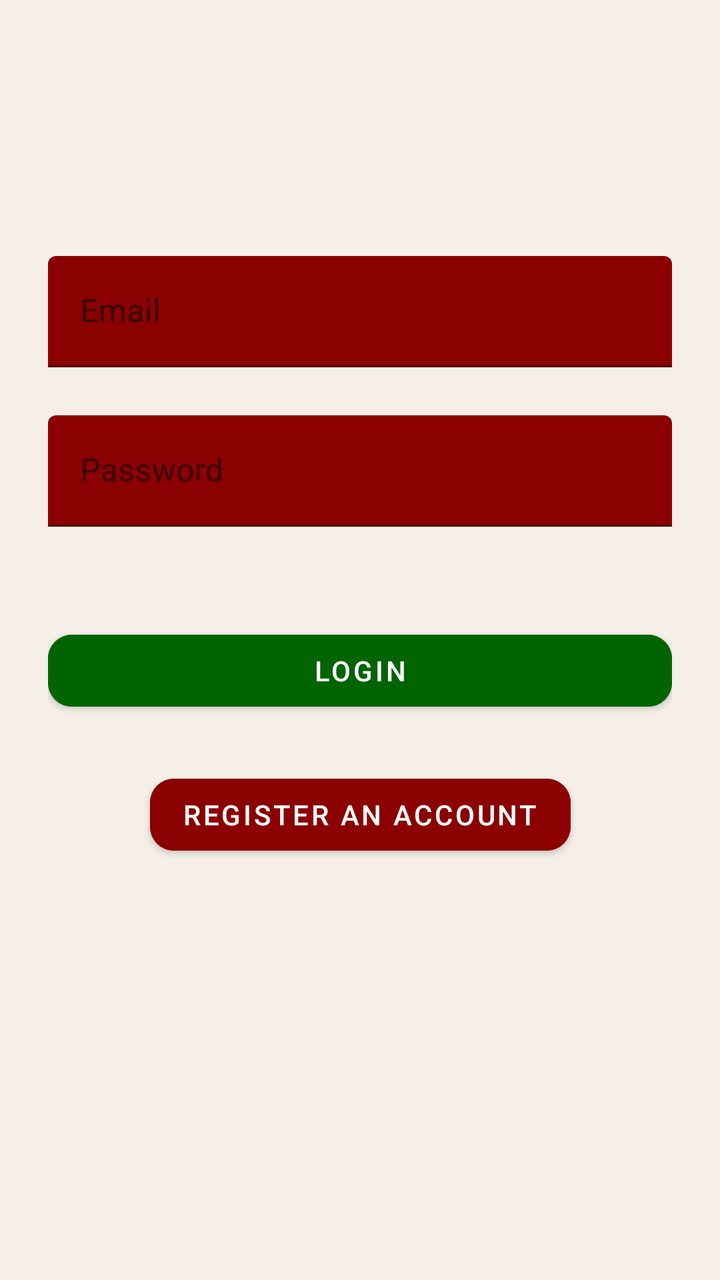
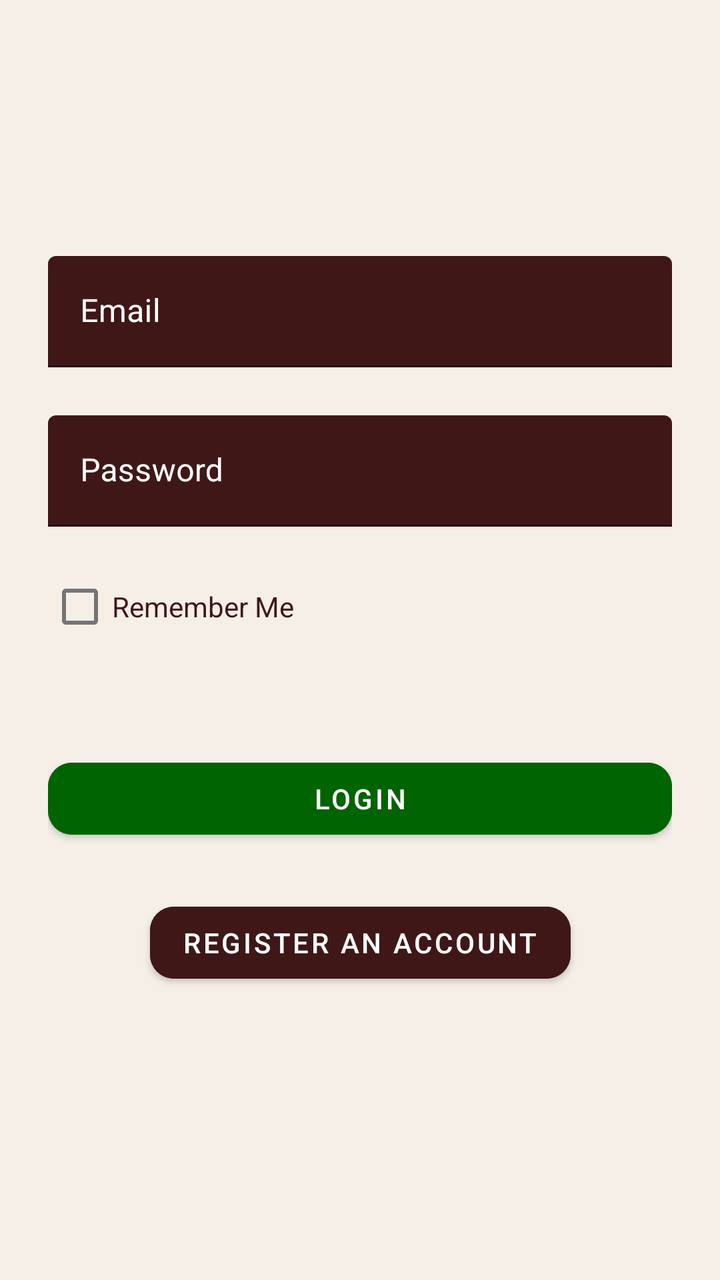

Compare the two renders of this Android layout. The source of the first and the diff that turns it into the second are given below.
<!-- AndroidManifest.xml: application theme Theme.Therapy_app -->
<!-- res/layout/activity_login.xml -->
<?xml version="1.0" encoding="utf-8"?>
<androidx.constraintlayout.widget.ConstraintLayout
    xmlns:android="http://schemas.android.com/apk/res/android"
    xmlns:app="http://schemas.android.com/apk/res-auto"
    android:layout_width="match_parent"
    android:layout_height="match_parent"
    android:background="@color/beige"
    android:padding="24dp">


    <com.google.android.material.appbar.MaterialToolbar
        android:id="@+id/toolbar"
        android:layout_width="0dp"
        android:layout_height="wrap_content"
        android:background="@color/beige"
        android:title="Login"
        android:titleTextColor="@android:color/black"
        app:layout_constraintTop_toTopOf="parent"
        app:layout_constraintStart_toStartOf="parent"
        app:layout_constraintEnd_toEndOf="parent" />

    
    <com.google.android.material.textfield.TextInputLayout
        android:id="@+id/emailLayout"
        android:layout_width="0dp"
        android:layout_height="wrap_content"
        android:layout_marginTop="48dp"
        app:boxBackgroundMode="filled"
        app:boxBackgroundColor="@color/red"
        app:hintTextColor="@color/white"
        app:boxStrokeColor="@color/white"
        app:layout_constraintTop_toBottomOf="@id/toolbar"
        app:layout_constraintStart_toStartOf="parent"
        app:layout_constraintEnd_toEndOf="parent">

        <com.google.android.material.textfield.TextInputEditText
            android:id="@+id/emailEditText"
            android:layout_width="match_parent"
            android:layout_height="wrap_content"
            android:hint="Email"
            android:inputType="textEmailAddress"
            android:textColor="@color/white"
            android:textColorHint="@color/white"
            android:textCursorDrawable="@null"/>
    </com.google.android.material.textfield.TextInputLayout>

    
    <com.google.android.material.textfield.TextInputLayout
        android:id="@+id/passwordLayout"
        android:layout_width="0dp"
        android:layout_height="wrap_content"
        android:layout_marginTop="24dp"
        app:boxBackgroundMode="filled"
        app:boxBackgroundColor="@color/red"
        app:hintTextColor="@color/white"
        app:boxStrokeColor="@color/white"
        app:layout_constraintTop_toBottomOf="@id/emailLayout"
        app:layout_constraintStart_toStartOf="parent"
        app:layout_constraintEnd_toEndOf="parent">

        <com.google.android.material.textfield.TextInputEditText
            android:id="@+id/passwordEditText"
            android:layout_width="match_parent"
            android:layout_height="wrap_content"
            android:hint="Password"
            android:inputType="textPassword"
            android:textColor="@color/white"
            android:textColorHint="@color/white"
            android:textCursorDrawable="@null"/>
    </com.google.android.material.textfield.TextInputLayout>

    
    <com.google.android.material.button.MaterialButton
        android:id="@+id/loginButton"
        android:layout_width="0dp"
        android:layout_height="wrap_content"
        android:layout_marginTop="48dp"
        android:text="Login"
        android:textColor="@color/white"
        android:backgroundTint="@color/green"
        style="@style/Widget.MaterialComponents.Button"
        app:cornerRadius="12dp"
        app:layout_constraintTop_toBottomOf="@id/passwordLayout"
        app:layout_constraintStart_toStartOf="parent"
        app:layout_constraintEnd_toEndOf="parent"/>

    
    <com.google.android.material.button.MaterialButton
        android:id="@+id/btnRegister"
        android:layout_width="wrap_content"
        android:layout_height="wrap_content"
        android:layout_marginTop="24dp"
        android:text="Register an account"
        android:textColor="@color/white"
        android:backgroundTint="@color/red"
        style="@style/Widget.MaterialComponents.Button"
        app:cornerRadius="12dp"
        app:layout_constraintTop_toBottomOf="@id/loginButton"
        app:layout_constraintStart_toStartOf="parent"
        app:layout_constraintEnd_toEndOf="parent"/>

</androidx.constraintlayout.widget.ConstraintLayout>
<!-- resources referenced by this layout -->
<resources>
  <color name="beige">#F5EFE8</color>
  <color name="green">#006400</color>
  <color name="red">#8B0000</color>
  <color name="white">#FFFFFFFF</color>
  <style name="Theme.Therapy_app" parent="Theme.MaterialComponents.DayNight.NoActionBar" />
</resources>

<!-- the commit's change to res/layout/activity_login.xml (unified diff, before → after) -->
@@ -7,14 +7,13 @@
     android:background="@color/beige"
     android:padding="24dp">
 
-
     <com.google.android.material.appbar.MaterialToolbar
         android:id="@+id/toolbar"
         android:layout_width="0dp"
         android:layout_height="wrap_content"
         android:background="@color/beige"
         android:title="Login"
-        android:titleTextColor="@android:color/black"
+        android:titleTextColor="@android:color/white"
         app:layout_constraintTop_toTopOf="parent"
         app:layout_constraintStart_toStartOf="parent"
         app:layout_constraintEnd_toEndOf="parent" />
@@ -26,9 +25,8 @@
         android:layout_height="wrap_content"
         android:layout_marginTop="48dp"
         app:boxBackgroundMode="filled"
-        app:boxBackgroundColor="@color/red"
-        app:hintTextColor="@color/white"
-        app:boxStrokeColor="@color/white"
+        app:boxBackgroundColor="@color/red_dark"
+        app:hintTextColor="@color/hint_colors"
         app:layout_constraintTop_toBottomOf="@id/toolbar"
         app:layout_constraintStart_toStartOf="parent"
         app:layout_constraintEnd_toEndOf="parent">
@@ -51,9 +49,8 @@
         android:layout_height="wrap_content"
         android:layout_marginTop="24dp"
         app:boxBackgroundMode="filled"
-        app:boxBackgroundColor="@color/red"
-        app:hintTextColor="@color/white"
-        app:boxStrokeColor="@color/white"
+        app:boxBackgroundColor="@color/red_dark"
+        app:hintTextColor="@color/hint_colors"
         app:layout_constraintTop_toBottomOf="@id/emailLayout"
         app:layout_constraintStart_toStartOf="parent"
         app:layout_constraintEnd_toEndOf="parent">
@@ -69,7 +66,17 @@
             android:textCursorDrawable="@null"/>
     </com.google.android.material.textfield.TextInputLayout>
 
-    
+    <CheckBox
+        android:id="@+id/rememberMeCheckBox"
+        android:layout_width="wrap_content"
+        android:layout_height="wrap_content"
+        android:text="Remember Me"
+        android:textColor="@color/red_dark"
+        android:layout_marginTop="16dp"
+        app:layout_constraintTop_toBottomOf="@id/passwordLayout"
+        app:layout_constraintStart_toStartOf="parent" />
+
+
     <com.google.android.material.button.MaterialButton
         android:id="@+id/loginButton"
         android:layout_width="0dp"
@@ -78,13 +85,13 @@
         android:text="Login"
         android:textColor="@color/white"
         android:backgroundTint="@color/green"
+        app:rippleColor="@color/light_green"
         style="@style/Widget.MaterialComponents.Button"
         app:cornerRadius="12dp"
-        app:layout_constraintTop_toBottomOf="@id/passwordLayout"
+        app:layout_constraintTop_toBottomOf="@id/rememberMeCheckBox"
         app:layout_constraintStart_toStartOf="parent"
         app:layout_constraintEnd_toEndOf="parent"/>
 
-    
     <com.google.android.material.button.MaterialButton
         android:id="@+id/btnRegister"
         android:layout_width="wrap_content"
@@ -92,7 +99,8 @@
         android:layout_marginTop="24dp"
         android:text="Register an account"
         android:textColor="@color/white"
-        android:backgroundTint="@color/red"
+        android:backgroundTint="@color/red_dark"
+        app:rippleColor="@color/red"
         style="@style/Widget.MaterialComponents.Button"
         app:cornerRadius="12dp"
         app:layout_constraintTop_toBottomOf="@id/loginButton"
<!-- resource entries referenced after the edit -->
@@ -2,8 +2,16 @@
 <resources>
   <color name="beige">#F5EFE8</color>
   <color name="green">#006400</color>
+  <color name="light_green">#88E788</color>
   <color name="red">#8B0000</color>
+  <color name="red_dark">#3F1717</color>
   <color name="white">#FFFFFFFF</color>
-  <style name="Theme.Therapy_app" parent="Theme.MaterialComponents.DayNight.NoActionBar" />
+  <style name="Theme.Therapy_app" parent="Theme.MaterialComponents.DayNight.NoActionBar">
+          <item name="textInputStyle">@style/MyTextInputStyle</item>
+      </style>
+  <style name="MyTextInputStyle" parent="Widget.MaterialComponents.TextInputLayout.FilledBox">
+          <item name="android:textColorHint">@color/white</item>
+          <item name="hintTextColor">@color/white</item>
+      </style>
 </resources>
 
